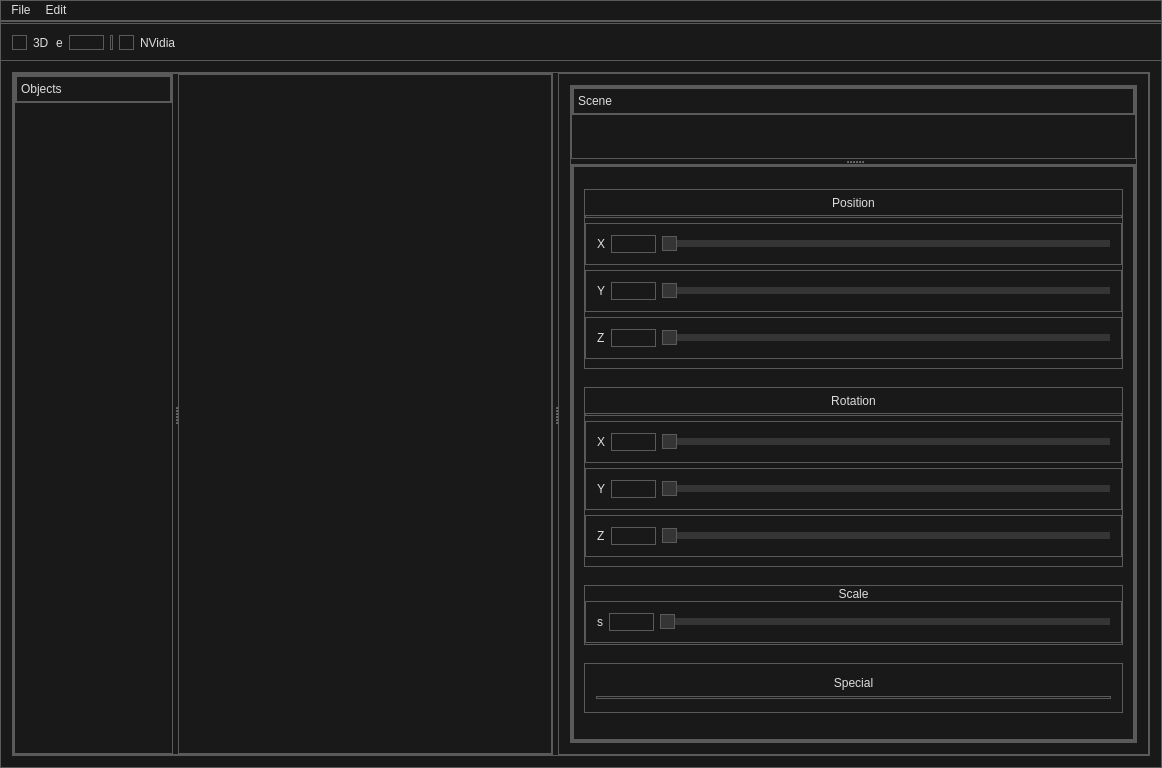
First picture: the form in apps/ifc_editor_qt/mainwindow.ui, repository Jakub-Ciecierski/InfinityCAD, before the edit.
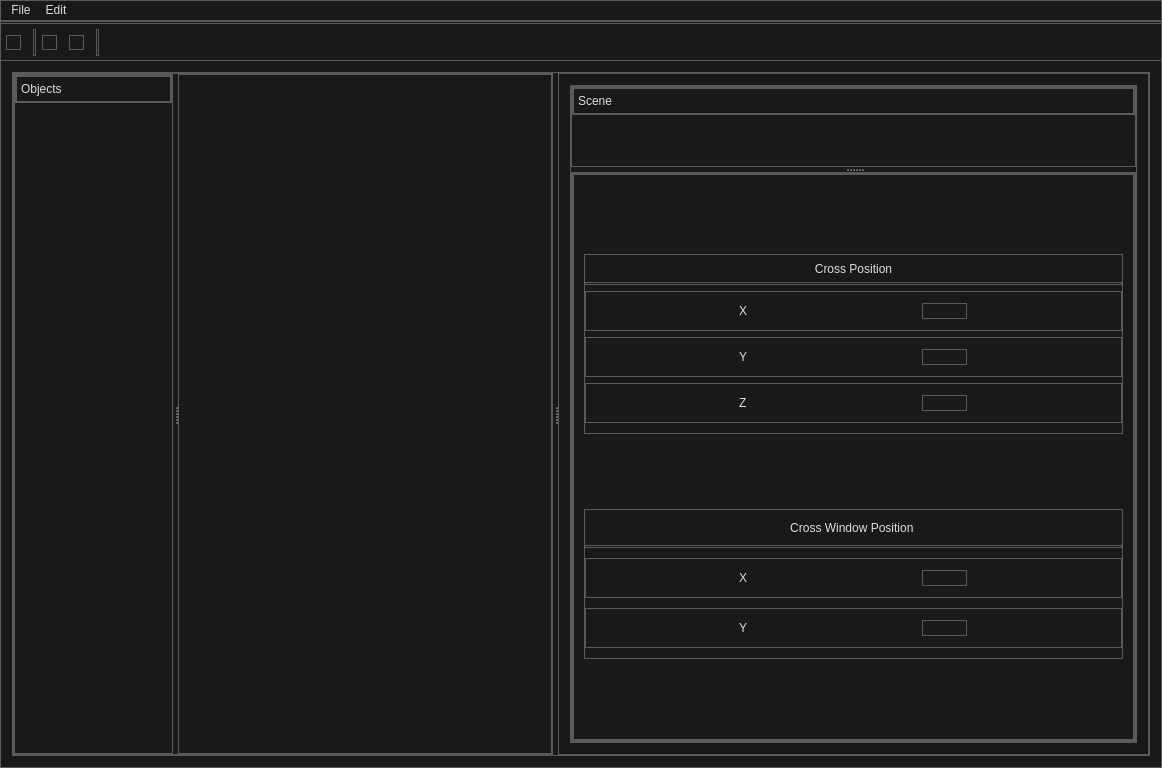
Second picture: the form after the edit. Icons and pictures are not drawn. Custom widgets are drawn as their Qt base class.

Commit message: Added icon resources

The edit to the form file:
```diff
--- a/apps/ifc_editor_qt/mainwindow.ui
+++ b/apps/ifc_editor_qt/mainwindow.ui
@@ -315,6 +315,12 @@
     </property>
     <item>
      <widget class="QFrame" name="headerFrame">
+      <property name="sizePolicy">
+       <sizepolicy hsizetype="Preferred" vsizetype="Preferred">
+        <horstretch>0</horstretch>
+        <verstretch>0</verstretch>
+       </sizepolicy>
+      </property>
       <property name="minimumSize">
        <size>
         <width>0</width>
@@ -334,56 +340,110 @@
        <enum>QFrame::Raised</enum>
       </property>
       <layout class="QHBoxLayout" name="horizontalLayout">
+       <property name="leftMargin">
+        <number>5</number>
+       </property>
+       <property name="topMargin">
+        <number>5</number>
+       </property>
+       <property name="rightMargin">
+        <number>5</number>
+       </property>
+       <property name="bottomMargin">
+        <number>5</number>
+       </property>
        <item>
-        <widget class="QCheckBox" name="threeDCheckBox">
-         <property name="sizePolicy">
-          <sizepolicy hsizetype="Minimum" vsizetype="Minimum">
-           <horstretch>0</horstretch>
-           <verstretch>0</verstretch>
-          </sizepolicy>
+        <widget class="QCheckBox" name="cudaCheckBox">
+         <property name="minimumSize">
+          <size>
+           <width>0</width>
+           <height>0</height>
+          </size>
          </property>
-         <property name="text">
-          <string>3D</string>
-         </property>
-        </widget>
-       </item>
-       <item>
-        <widget class="QLabel" name="label_3">
-         <property name="text">
-          <string>e</string>
-         </property>
-        </widget>
-       </item>
-       <item>
-        <widget class="QLineEdit" name="lineEdit">
          <property name="maximumSize">
           <size>
-           <width>35</width>
-           <height>45</height>
+           <width>1000</width>
+           <height>1000</height>
+          </size>
+         </property>
+         <property name="toolTip">
+          <string>CUDA</string>
+         </property>
+         <property name="text">
+          <string/>
+         </property>
+         <property name="icon">
+          <iconset resource="resources/icons.qrc">
+           <normaloff>:/cameraButton/icons/nvidia2.ico</normaloff>:/cameraButton/icons/nvidia2.ico</iconset>
+         </property>
+         <property name="iconSize">
+          <size>
+           <width>25</width>
+           <height>25</height>
+          </size>
+         </property>
+        </widget>
+       </item>
+       <item>
+        <widget class="Line" name="line_3">
+         <property name="orientation">
+          <enum>Qt::Vertical</enum>
+         </property>
+        </widget>
+       </item>
+       <item>
+        <widget class="QCheckBox" name="threeDCheckBox">
+         <property name="sizePolicy">
+          <sizepolicy hsizetype="Minimum" vsizetype="Minimum">
+           <horstretch>0</horstretch>
+           <verstretch>0</verstretch>
+          </sizepolicy>
+         </property>
+         <property name="toolTip">
+          <string>Stereoscopic View</string>
+         </property>
+         <property name="text">
+          <string/>
+         </property>
+         <property name="icon">
+          <iconset resource="resources/icons.qrc">
+           <normaloff>:/cameraButton/icons/3d.ico</normaloff>:/cameraButton/icons/3d.ico</iconset>
+         </property>
+         <property name="iconSize">
+          <size>
+           <width>25</width>
+           <height>25</height>
+          </size>
+         </property>
+        </widget>
+       </item>
+       <item>
+        <widget class="QCheckBox" name="cameraTypeCheckbox">
+         <property name="toolTip">
+          <string>FPS Camera</string>
+         </property>
+         <property name="text">
+          <string/>
+         </property>
+         <property name="icon">
+          <iconset resource="resources/icons.qrc">
+           <normaloff>:/cameraButton/icons/camera.ico</normaloff>:/cameraButton/icons/camera.ico</iconset>
+         </property>
+         <property name="iconSize">
+          <size>
+           <width>25</width>
+           <height>25</height>
           </size>
          </property>
         </widget>
        </item>
        <item>
         <widget class="Line" name="line_4">
-         <property name="sizePolicy">
-          <sizepolicy hsizetype="Minimum" vsizetype="Minimum">
-           <horstretch>0</horstretch>
-           <verstretch>0</verstretch>
-          </sizepolicy>
-         </property>
          <property name="orientation">
           <enum>Qt::Vertical</enum>
          </property>
         </widget>
        </item>
-       <item>
-        <widget class="QCheckBox" name="cudaCheckBox">
-         <property name="text">
-          <string>NVidia</string>
-         </property>
-        </widget>
-       </item>
        <item>
         <spacer name="horizontalSpacer">
          <property name="orientation">
@@ -538,8 +598,8 @@
                    <rect>
                     <x>0</x>
                     <y>0</y>
-                    <width>566</width>
-                    <height>583</height>
+                    <width>563</width>
+                    <height>570</height>
                    </rect>
                   </property>
                   <layout class="QVBoxLayout" name="verticalLayout_5">
@@ -597,7 +657,7 @@
                          </size>
                         </property>
                         <property name="text">
-                         <string>Position</string>
+                         <string>Cross Position</string>
                         </property>
                         <property name="alignment">
                          <set>Qt::AlignCenter</set>
@@ -622,7 +682,7 @@
                         <property name="maximumSize">
                          <size>
                           <width>16777215</width>
-                          <height>42</height>
+                          <height>40</height>
                          </size>
                         </property>
                         <property name="frameShape">
@@ -655,18 +715,11 @@
                            <property name="maximumSize">
                             <size>
                              <width>45</width>
-                             <height>35</height>
+                             <height>45</height>
                             </size>
                            </property>
                           </widget>
                          </item>
-                         <item>
-                          <widget class="QSlider" name="positionXSlider">
-                           <property name="orientation">
-                            <enum>Qt::Horizontal</enum>
-                           </property>
-                          </widget>
-                         </item>
                         </layout>
                        </widget>
                       </item>
@@ -681,7 +734,7 @@
                         <property name="maximumSize">
                          <size>
                           <width>16777215</width>
-                          <height>42</height>
+                          <height>40</height>
                          </size>
                         </property>
                         <property name="frameShape">
@@ -719,13 +772,6 @@
                            </property>
                           </widget>
                          </item>
-                         <item>
-                          <widget class="QSlider" name="positionYSlider">
-                           <property name="orientation">
-                            <enum>Qt::Horizontal</enum>
-                           </property>
-                          </widget>
-                         </item>
                         </layout>
                        </widget>
                       </item>
@@ -740,7 +786,7 @@
                         <property name="maximumSize">
                          <size>
                           <width>16777215</width>
-                          <height>42</height>
+                          <height>40</height>
                          </size>
                         </property>
                         <property name="frameShape">
@@ -752,6 +798,12 @@
                         <layout class="QHBoxLayout" name="horizontalLayout_4">
                          <item>
                           <widget class="QLabel" name="positionZLabel">
+                           <property name="maximumSize">
+                            <size>
+                             <width>35</width>
+                             <height>35</height>
+                            </size>
+                           </property>
                            <property name="font">
                             <font>
                              <pointsize>9</pointsize>
@@ -772,13 +824,6 @@
                            </property>
                           </widget>
                          </item>
-                         <item>
-                          <widget class="QSlider" name="positionZSlider">
-                           <property name="orientation">
-                            <enum>Qt::Horizontal</enum>
-                           </property>
-                          </widget>
-                         </item>
                         </layout>
                        </widget>
                       </item>
@@ -796,7 +841,7 @@
                      <property name="maximumSize">
                       <size>
                        <width>16777215</width>
-                       <height>180</height>
+                       <height>150</height>
                       </size>
                      </property>
                      <property name="frameShape">
@@ -830,7 +875,7 @@
                          </size>
                         </property>
                         <property name="text">
-                         <string>Rotation</string>
+                         <string>Cross Window Position </string>
                         </property>
                         <property name="alignment">
                          <set>Qt::AlignCenter</set>
@@ -855,7 +900,7 @@
                         <property name="maximumSize">
                          <size>
                           <width>16777215</width>
-                          <height>42</height>
+                          <height>40</height>
                          </size>
                         </property>
                         <property name="frameShape">
@@ -869,8 +914,8 @@
                           <widget class="QLabel" name="angleXLabel">
                            <property name="maximumSize">
                             <size>
-                             <width>45</width>
-                             <height>45</height>
+                             <width>35</width>
+                             <height>35</height>
                             </size>
                            </property>
                            <property name="font">
@@ -899,13 +944,6 @@
                            </property>
                           </widget>
                          </item>
-                         <item>
-                          <widget class="QSlider" name="angleXSlider">
-                           <property name="orientation">
-                            <enum>Qt::Horizontal</enum>
-                           </property>
-                          </widget>
-                         </item>
                         </layout>
                        </widget>
                       </item>
@@ -920,7 +958,7 @@
                         <property name="maximumSize">
                          <size>
                           <width>16777215</width>
-                          <height>42</height>
+                          <height>40</height>
                          </size>
                         </property>
                         <property name="frameShape">
@@ -932,6 +970,12 @@
                         <layout class="QHBoxLayout" name="horizontalLayout_6">
                          <item>
                           <widget class="QLabel" name="angleYLabel">
+                           <property name="maximumSize">
+                            <size>
+                             <width>35</width>
+                             <height>35</height>
+                            </size>
+                           </property>
                            <property name="font">
                             <font>
                              <pointsize>9</pointsize>
@@ -952,66 +996,6 @@
                            </property>
                           </widget>
                          </item>
-                         <item>
-                          <widget class="QSlider" name="angleYSlider">
-                           <property name="orientation">
-                            <enum>Qt::Horizontal</enum>
-                           </property>
-                          </widget>
-                         </item>
-                        </layout>
-                       </widget>
-                      </item>
-                      <item>
-                       <widget class="QFrame" name="frame_6">
-                        <property name="sizePolicy">
-                         <sizepolicy hsizetype="Preferred" vsizetype="Preferred">
-                          <horstretch>0</horstretch>
-                          <verstretch>7</verstretch>
-                         </sizepolicy>
-                        </property>
-                        <property name="maximumSize">
-                         <size>
-                          <width>16777215</width>
-                          <height>42</height>
-                         </size>
-                        </property>
-                        <property name="frameShape">
-                         <enum>QFrame::StyledPanel</enum>
-                        </property>
-                        <property name="frameShadow">
-                         <enum>QFrame::Raised</enum>
-                        </property>
-                        <layout class="QHBoxLayout" name="horizontalLayout_7">
-                         <item>
-                          <widget class="QLabel" name="angleZLabel">
-                           <property name="font">
-                            <font>
-                             <pointsize>9</pointsize>
-                            </font>
-                           </property>
-                           <property name="text">
-                            <string>Z</string>
-                           </property>
-                          </widget>
-                         </item>
-                         <item>
-                          <widget class="QLineEdit" name="angleZInput">
-                           <property name="maximumSize">
-                            <size>
-                             <width>45</width>
-                             <height>35</height>
-                            </size>
-                           </property>
-                          </widget>
-                         </item>
-                         <item>
-                          <widget class="QSlider" name="angleZSlider">
-                           <property name="orientation">
-                            <enum>Qt::Horizontal</enum>
-                           </property>
-                          </widget>
-                         </item>
                         </layout>
                        </widget>
                       </item>
@@ -1023,150 +1007,6 @@
                      <zorder>line_2</zorder>
                     </widget>
                    </item>
-                   <item>
-                    <widget class="QFrame" name="scaleFrame">
-                     <property name="maximumSize">
-                      <size>
-                       <width>16777215</width>
-                       <height>60</height>
-                      </size>
-                     </property>
-                     <property name="frameShape">
-                      <enum>QFrame::StyledPanel</enum>
-                     </property>
-                     <property name="frameShadow">
-                      <enum>QFrame::Raised</enum>
-                     </property>
-                     <layout class="QVBoxLayout" name="verticalLayout_7">
-                      <property name="spacing">
-                       <number>0</number>
-                      </property>
-                      <property name="leftMargin">
-                       <number>0</number>
-                      </property>
-                      <property name="topMargin">
-                       <number>0</number>
-                      </property>
-                      <property name="rightMargin">
-                       <number>0</number>
-                      </property>
-                      <property name="bottomMargin">
-                       <number>0</number>
-                      </property>
-                      <item>
-                       <widget class="QLabel" name="scaleLabel">
-                        <property name="maximumSize">
-                         <size>
-                          <width>16777215</width>
-                          <height>15</height>
-                         </size>
-                        </property>
-                        <property name="text">
-                         <string>Scale</string>
-                        </property>
-                        <property name="alignment">
-                         <set>Qt::AlignCenter</set>
-                        </property>
-                       </widget>
-                      </item>
-                      <item>
-                       <widget class="QFrame" name="frame">
-                        <property name="sizePolicy">
-                         <sizepolicy hsizetype="Preferred" vsizetype="Preferred">
-                          <horstretch>0</horstretch>
-                          <verstretch>0</verstretch>
-                         </sizepolicy>
-                        </property>
-                        <property name="maximumSize">
-                         <size>
-                          <width>16777215</width>
-                          <height>42</height>
-                         </size>
-                        </property>
-                        <property name="frameShape">
-                         <enum>QFrame::StyledPanel</enum>
-                        </property>
-                        <property name="frameShadow">
-                         <enum>QFrame::Raised</enum>
-                        </property>
-                        <layout class="QHBoxLayout" name="horizontalLayout_8">
-                         <item>
-                          <widget class="QLabel" name="label_2">
-                           <property name="text">
-                            <string>s</string>
-                           </property>
-                          </widget>
-                         </item>
-                         <item>
-                          <widget class="QLineEdit" name="scaleInput">
-                           <property name="maximumSize">
-                            <size>
-                             <width>45</width>
-                             <height>35</height>
-                            </size>
-                           </property>
-                          </widget>
-                         </item>
-                         <item>
-                          <widget class="QSlider" name="scaleSlider">
-                           <property name="maximumSize">
-                            <size>
-                             <width>16777215</width>
-                             <height>10000</height>
-                            </size>
-                           </property>
-                           <property name="orientation">
-                            <enum>Qt::Horizontal</enum>
-                           </property>
-                          </widget>
-                         </item>
-                        </layout>
-                       </widget>
-                      </item>
-                     </layout>
-                    </widget>
-                   </item>
-                   <item>
-                    <widget class="QFrame" name="specialFrame">
-                     <property name="maximumSize">
-                      <size>
-                       <width>16777215</width>
-                       <height>50</height>
-                      </size>
-                     </property>
-                     <property name="frameShape">
-                      <enum>QFrame::StyledPanel</enum>
-                     </property>
-                     <property name="frameShadow">
-                      <enum>QFrame::Raised</enum>
-                     </property>
-                     <layout class="QVBoxLayout" name="verticalLayout_6">
-                      <item>
-                       <widget class="QLabel" name="label">
-                        <property name="maximumSize">
-                         <size>
-                          <width>123123</width>
-                          <height>15</height>
-                         </size>
-                        </property>
-                        <property name="text">
-                         <string>Special</string>
-                        </property>
-                        <property name="alignment">
-                         <set>Qt::AlignCenter</set>
-                        </property>
-                       </widget>
-                      </item>
-                      <item>
-                       <widget class="Line" name="line_3">
-                        <property name="orientation">
-                         <enum>Qt::Horizontal</enum>
-                        </property>
-                       </widget>
-                      </item>
-                     </layout>
-                    </widget>
-                   </item>
                   </layout>
                  </widget>
                 </widget>
```
Left out of the diff: 41 changed lines with no effect on the pictures. The commit also changes 16 other files.
